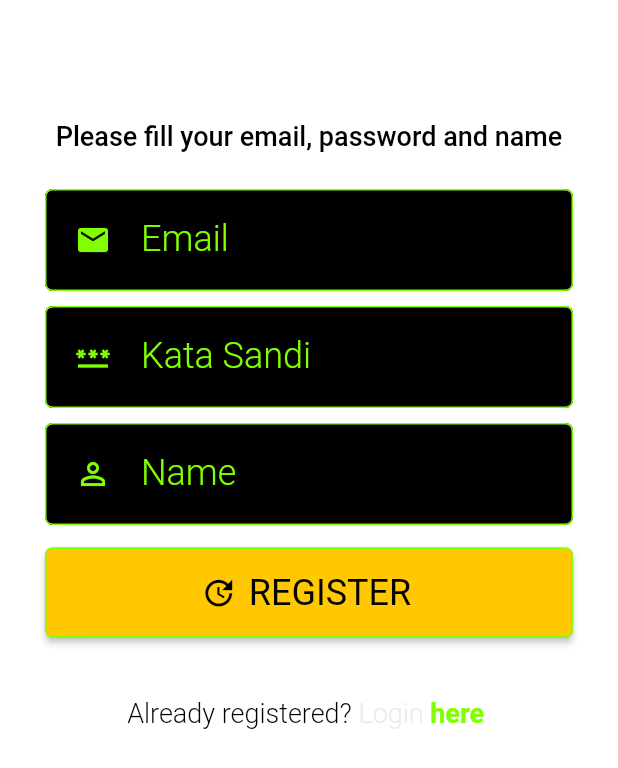
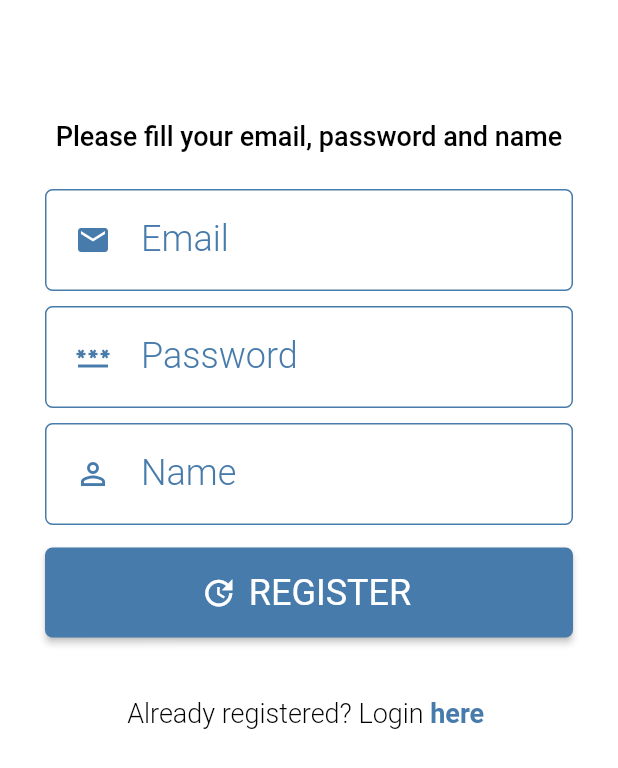
Before and after one commit to taras3189/daily-readings-admin-sdk, a Flutter app: the StatefulRegisterWidget screen opened directly, on a phone screen of 412 x 824 dp. Shown: the top 768 px of the screen. Run offline on Flutter 3.47's test engine with Material 2 defaults, Android fonts, the phone set to English and light mode, and no system bars; our stand-ins replace cloud_firestore, email_validator, firebase_auth, firebase_core, flutter_easyloading, flutter_secure_storage and 2 more; missing offline and left inert: http_interceptor; accounts and stored records are empty.

Commit message:
Register 01 commit

```diff
--- a/lib/screens/register.dart
+++ b/lib/screens/register.dart
@@ -78,17 +78,17 @@ class _StatefulRegisterWidget extends State<StatefulRegisterWidget> {
                   autocorrect: true,
                   keyboardType: TextInputType.emailAddress,
                   decoration: const InputDecoration(
-                    errorStyle: TextStyle(color: Color.fromARGB(255, 26, 255, 1)),
-                    fillColor: Color.fromARGB(255, 0, 0, 0),
+                    errorStyle: TextStyle(color: Color.fromARGB(255, 71, 123, 171)),
+                    fillColor: Color.fromARGB(255, 255, 255, 255),
                     enabledBorder: OutlineInputBorder(
                       borderRadius: BorderRadius.all(Radius.circular(5.0)),
                       borderSide: BorderSide(
-                          color: Color.fromARGB(255, 128, 255, 0), width: 1),
+                          color: Color.fromARGB(255, 71, 123, 171), width: 1),
                     ),
                     focusedBorder: OutlineInputBorder(
                       borderRadius: BorderRadius.all(Radius.circular(5.0)),
                       borderSide: BorderSide(
-                          color: Color.fromARGB(255, 128, 255, 0), width: 1),
+                          color: Color.fromARGB(255, 235, 235, 255), width: 1),
                     ),
                     labelText: 'Email',
                     hintText: 'Email',
@@ -96,7 +96,7 @@ class _StatefulRegisterWidget extends State<StatefulRegisterWidget> {
                       padding: EdgeInsets.fromLTRB(20.0, 0.0, 20.0, 0.0),
                       child: Icon(
                         Icons.email,
-                        color: Color.fromARGB(255, 128, 255, 0),
+                        color: Color.fromARGB(255, 71, 123, 171),
                         size: 24,
                       ),
                     ),
@@ -105,17 +105,17 @@ class _StatefulRegisterWidget extends State<StatefulRegisterWidget> {
                         fontSize: 24.0,
                         fontFamily: 'Roboto',
                         fontWeight: FontWeight.w300,
-                        color: Color.fromARGB(255, 128, 255, 0)),
+                        color: Color.fromARGB(255, 71, 123, 171)),
                     hintStyle: TextStyle(
                         height: 1.171875,
                         fontSize: 24.0,
                         fontFamily: 'Roboto',
                         fontWeight: FontWeight.w300,
-                        color: Color.fromARGB(255, 128, 255, 0)),
+                        color: Color.fromARGB(100, 100, 100, 100)),
                     filled: true,
                   ),
                   style: const TextStyle(
-                      color: Color.fromARGB(255, 128, 255, 0), fontSize: 24.0),
+                      color: Color.fromARGB(255, 0, 0, 0), fontSize: 24.0),
                 ),
               ),
               Padding(
@@ -135,25 +135,25 @@ class _StatefulRegisterWidget extends State<StatefulRegisterWidget> {
                   obscureText: true,
                   keyboardType: TextInputType.text,
                   decoration: const InputDecoration(
-                    errorStyle: TextStyle(color: Color.fromARGB(255, 26, 255, 1)),
-                    fillColor: Color.fromARGB(255, 0, 0, 0),
+                    errorStyle: TextStyle(color: Color.fromARGB(255, 71, 123, 171)),
+                    fillColor: Color.fromARGB(255, 255, 255, 255),
                     enabledBorder: OutlineInputBorder(
                       borderRadius: BorderRadius.all(Radius.circular(5.0)),
                       borderSide: BorderSide(
-                          color: Color.fromARGB(255, 128, 255, 0), width: 1),
+                          color: Color.fromARGB(255, 71, 123, 171), width: 1),
                     ),
                     focusedBorder: OutlineInputBorder(
                       borderRadius: BorderRadius.all(Radius.circular(5.0)),
                       borderSide: BorderSide(
-                          color: Color.fromARGB(255, 128, 255, 0), width: 1),
+                          color: Color.fromARGB(255, 235, 235, 255), width: 1),
                     ),
-                    labelText: 'Kata Sandi',
-                    hintText: 'Kata Sandi',
+                    labelText: 'Password',
+                    hintText: 'Password',
                     prefixIcon: Padding(
                       padding: EdgeInsets.fromLTRB(20.0, 0.0, 20.0, 0.0),
                       child: Icon(
                         Icons.password,
-                        color: Color.fromARGB(255, 128, 255, 0),
+                        color: Color.fromARGB(255, 71, 123, 171),
                         size: 24,
                       ),
                     ),
@@ -162,17 +162,17 @@ class _StatefulRegisterWidget extends State<StatefulRegisterWidget> {
                         fontSize: 24.0,
                         fontFamily: 'Roboto',
                         fontWeight: FontWeight.w300,
-                        color: Color.fromARGB(255, 128, 255, 0)),
+                        color: Color.fromARGB(255, 71, 123, 171)),
                     hintStyle: TextStyle(
                         height: 1.171875,
                         fontSize: 24.0,
                         fontFamily: 'Roboto',
                         fontWeight: FontWeight.w300,
-                        color: Color.fromARGB(255, 128, 255, 0)),
+                        color: Color.fromARGB(100, 100, 100, 100)),
                     filled: true,
                   ),
                   style: const TextStyle(
-                      color: Color.fromARGB(255, 128, 255, 0), fontSize: 24.0),
+                      color: Color.fromARGB(255, 0, 0, 0), fontSize: 24.0),
                 ),
               ),
               Padding(
@@ -190,16 +190,16 @@ class _StatefulRegisterWidget extends State<StatefulRegisterWidget> {
                   keyboardType: TextInputType.emailAddress,
                   decoration: const InputDecoration(
                     errorStyle: TextStyle(color: Color.fromARGB(255, 26, 255, 1)),
-                    fillColor: Color.fromARGB(255, 0, 0, 0),
+                    fillColor: Color.fromARGB(255, 255, 255, 255),
                     enabledBorder: OutlineInputBorder(
                       borderRadius: BorderRadius.all(Radius.circular(5.0)),
                       borderSide: BorderSide(
-                          color: Color.fromARGB(255, 128, 255, 0), width: 1),
+                          color: Color.fromARGB(255, 71, 123, 171), width: 1),
                     ),
                     focusedBorder: OutlineInputBorder(
                       borderRadius: BorderRadius.all(Radius.circular(5.0)),
                       borderSide: BorderSide(
-                          color: Color.fromARGB(255, 235, 235, 235), width: 1),
+                          color: Color.fromARGB(255, 235, 235, 255), width: 1),
                     ),
                     labelText: 'Name',
                     hintText: 'Name',
@@ -207,7 +207,7 @@ class _StatefulRegisterWidget extends State<StatefulRegisterWidget> {
                       padding: EdgeInsets.fromLTRB(20.0, 0.0, 20.0, 0.0),
                       child: Icon(
                         Icons.perm_identity,
-                        color: Color.fromARGB(255, 128, 255, 0),
+                        color: Color.fromARGB(255, 71, 123, 171),
                         size: 24,
                       ),
                     ),
@@ -216,17 +216,17 @@ class _StatefulRegisterWidget extends State<StatefulRegisterWidget> {
                         fontSize: 24.0,
                         fontFamily: 'Roboto',
                         fontWeight: FontWeight.w300,
-                        color: Color.fromARGB(255, 128, 255, 0)),
+                        color: Color.fromARGB(255, 71, 123, 171)),
                     hintStyle: TextStyle(
                         height: 1.171875,
                         fontSize: 24.0,
                         fontFamily: 'Roboto',
                         fontWeight: FontWeight.w300,
-                        color: Color.fromARGB(255, 128, 255, 0)),
+                        color: Color.fromARGB(100, 100, 100, 100)),
                     filled: true,
                   ),
                   style: const TextStyle(
-                      color: Color.fromARGB(255, 128, 255, 0), fontSize: 24.0),
+                      color: Color.fromARGB(255, 0, 0, 0), fontSize: 24.0),
                 ),
               ),
               Padding(
@@ -237,17 +237,17 @@ class _StatefulRegisterWidget extends State<StatefulRegisterWidget> {
                   child: ElevatedButton.icon(
                     icon: const Icon(
                       Icons.update,
-                      color: Color.fromARGB(255, 0, 0, 0),
+                      color: Color.fromARGB(255, 255, 255, 255),
                       size: 24.0,
                     ),
                     style: ButtonStyle(
                       shape: MaterialStateProperty.all<RoundedRectangleBorder>(
                           RoundedRectangleBorder(
                             borderRadius: BorderRadius.circular(5.0),
-                            side: const BorderSide(color: Color.fromARGB(255, 128, 255, 0), width: 1.0),
+                            // side: const BorderSide(color: Color.fromARGB(255, 128, 255, 0), width: 1.0),
                           )),
                       backgroundColor: MaterialStateProperty.all<Color>(
-                          const Color.fromARGB(255, 255, 200, 0)),
+                          const Color.fromARGB(255, 71, 123, 171)),
                     ),
                     onPressed: () async {
                       if (_registerFormKey.currentState!.validate()) {
@@ -289,7 +289,7 @@ class _StatefulRegisterWidget extends State<StatefulRegisterWidget> {
                           fontSize: 24.0,
                           fontFamily: 'Roboto',
                           fontWeight: FontWeight.w400,
-                          color: Color.fromARGB(255, 0, 0, 0),
+                          color: Color.fromARGB(255, 255, 255, 255),
                         )),
                   ),
                 ),
@@ -312,7 +312,7 @@ class _StatefulRegisterWidget extends State<StatefulRegisterWidget> {
                             fontSize: 18.0,
                             fontFamily: 'Roboto',
                             fontWeight: FontWeight.w300,
-                            color: Color.fromARGB(255, 235, 235, 235),
+                            color: Color.fromARGB(255, 0, 0, 0),
                           )),
                       TextSpan(
                           text: 'here ',
@@ -325,7 +325,7 @@ class _StatefulRegisterWidget extends State<StatefulRegisterWidget> {
                             fontSize: 18.0,
                             fontFamily: 'Roboto',
                             fontWeight: FontWeight.w700,
-                            color: Color.fromARGB(255, 128, 255, 0),
+                            color: Color.fromARGB(255, 71, 123, 171),
                           )),
                     ],
                   ),
```
